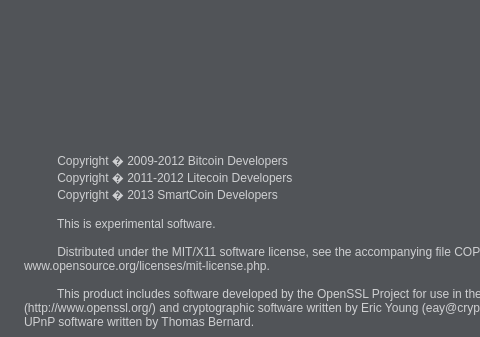
Old version of the form src/qt/forms/aboutdialog.ui in the repository psionin/smartcoin-0.9; both pictures show x 0 to 480 and y 0 to 337 of the 593 by 563 pixel window.
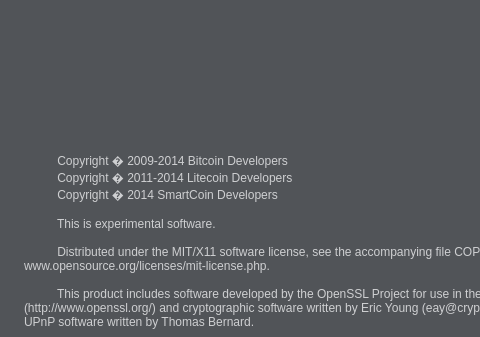
New version of the form. Icons and pictures are not drawn.

Commit message: build date, git commit, copyright year, dns seed updated

What changed in the file:
```diff
--- a/src/qt/forms/aboutdialog.ui
+++ b/src/qt/forms/aboutdialog.ui
@@ -58,9 +58,9 @@
        </property>
        <property name="text">
         <string>
-          Copyright � 2009-2012 Bitcoin Developers
-          Copyright � 2011-2012 Litecoin Developers
-          Copyright � 2013 SmartCoin Developers
+          Copyright � 2009-2014 Bitcoin Developers
+          Copyright � 2011-2014 Litecoin Developers
+          Copyright � 2014 SmartCoin Developers
 
           This is experimental software.
 
```
The commit also changes 2 other files.
